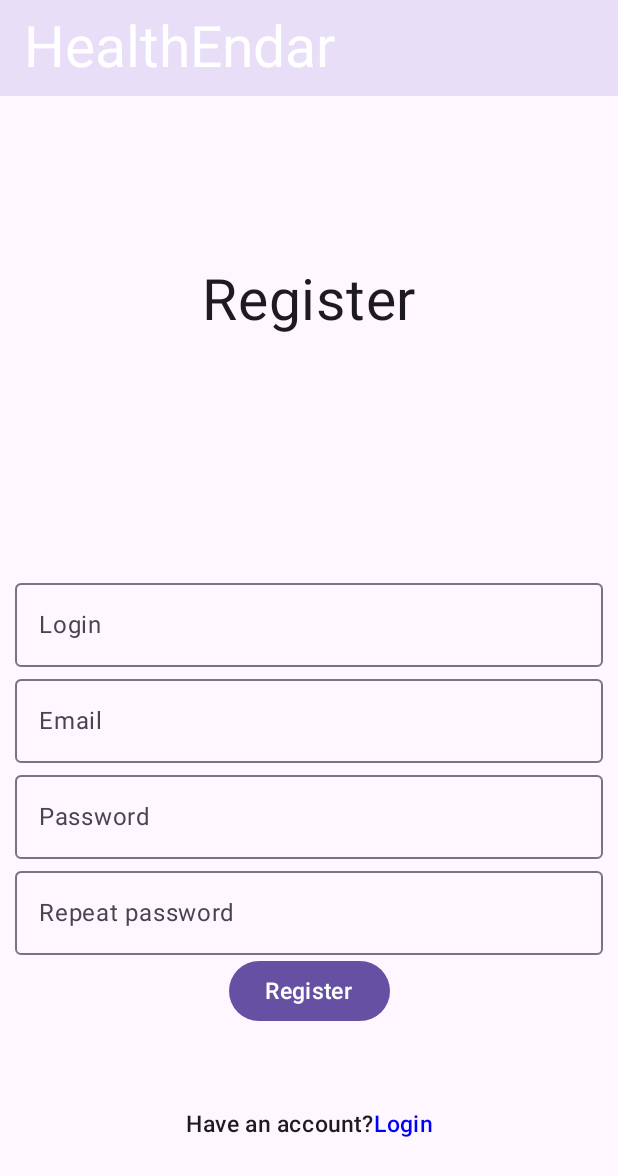
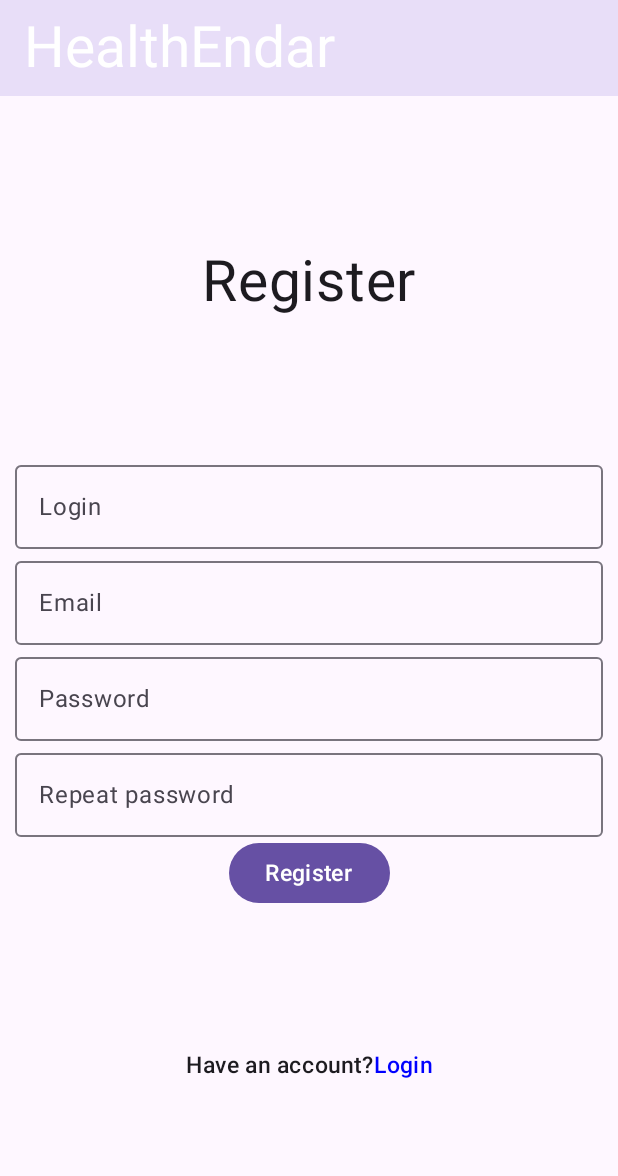
Before and after one commit to Tooclose21/AugmentedMind, an Android app built with Jetpack Compose: the screen it shows after launch (RegisterActivity), after a tap on "Register", on a phone screen of 412 x 824 dp. Shown: the top 1176 px of the screen. Run offline under Robolectric (Android 15) with nearby library versions, the phone set to English and light mode, and no system bars; our stand-ins replace Firebase (no records; nobody signed in at launch, a user with empty details on screens opened directly).

Commit message:
Minor changes

```diff
--- a/app/src/main/java/com/example/apptest4/LoginActivity.kt
+++ b/app/src/main/java/com/example/apptest4/LoginActivity.kt
@@ -93,14 +93,14 @@ class LoginActivity : ComponentActivity() {
             modifier = Modifier
                 .padding(10.dp)
         ) {
-            Spacer(modifier = Modifier.weight(2f))
+            Spacer(modifier = Modifier.weight(1f))
             Text(
                 text = "Login",
                 fontWeight = MaterialTheme.typography.titleLarge.fontWeight,
                 fontSize = MaterialTheme.typography.titleLarge.fontSize,
                 fontFamily = MaterialTheme.typography.titleLarge.fontFamily
             )
-            Spacer(modifier = Modifier.weight(3f))
+            Spacer(modifier = Modifier.weight(2f))
             OutlinedTextField(
                 modifier = Modifier
                     .fillMaxWidth(),
--- a/app/src/main/java/com/example/apptest4/RegisterActivity.kt
+++ b/app/src/main/java/com/example/apptest4/RegisterActivity.kt
@@ -110,14 +110,14 @@ class RegisterActivity : ComponentActivity() {
         Column(
             horizontalAlignment = Alignment.CenterHorizontally, modifier = Modifier.padding(10.dp)
         ) {
-            Spacer(modifier = Modifier.weight(2f))
+            Spacer(modifier = Modifier.weight(1f))
             Text(
                 text = "Register",
                 fontWeight = MaterialTheme.typography.titleLarge.fontWeight,
                 fontSize = MaterialTheme.typography.titleLarge.fontSize,
                 fontFamily = MaterialTheme.typography.titleLarge.fontFamily
             )
-            Spacer(modifier = Modifier.weight(3f))
+            Spacer(modifier = Modifier.weight(1f))
             OutlinedTextField(modifier = Modifier.fillMaxWidth(),
                 singleLine = true,
                 label = { Text(text = "Login") },
```
Also changed, not shown: 1 other file.
